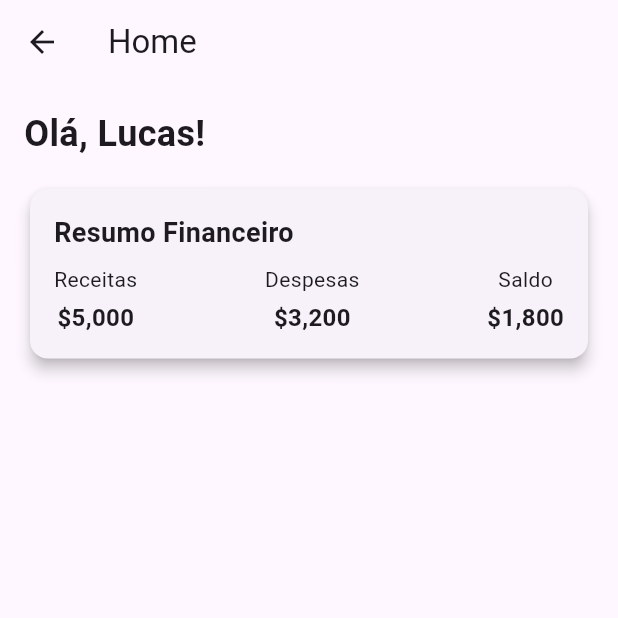
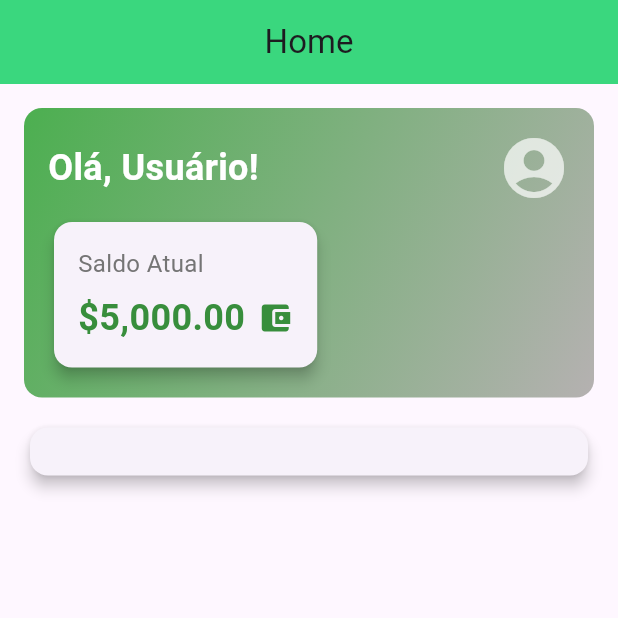
Before and after one commit to Lfelix05/kashsense, a Flutter app: the SummaryScreen screen opened directly, on a phone screen of 412 x 824 dp, the top half of it. Run offline on Flutter 3.47's test engine with Material 3 defaults, Android fonts, the phone set to English and light mode, and no system bars.

Commit message:
Ajuste de imports e redesign da interface do app.
Ajuste do caminho de importação no main.dart (view/home.dart -> ../view/home.dart). Atualização das AppBars nas telas de configurações, resumo e transações: títulos centralizados, definição de cores de fundo distintas e desativação do botão de voltar automático. Redesign do cabeçalho da tela Summary para um container com gradiente de largura total, incluindo saudação, ícone de conta e cartão de saldo; substituição do detalhamento financeiro anterior por um container temporário (placeholder). Redesign da tela de Transaction com um cabeçalho em gradiente exibindo 'Minhas Transações' e um cartão de resumo de despesas totais, removendo as ListTiles individuais anteriores. Estas mudanças são focadas em UI; revisar o conteúdo removido/temporário caso os detalhes originais precisem ser restaurados.

```diff
--- a/lib/main.dart
+++ b/lib/main.dart
@@ -1,6 +1,6 @@
 import 'package:flutter/material.dart';
 
-import 'view/home.dart';
+import '../view/home.dart';
 
 void main() {
   runApp(const MainApp());
--- a/lib/widgets/summary_screen.dart
+++ b/lib/widgets/summary_screen.dart
@@ -11,16 +11,98 @@ class _SummaryScreenState extends State<SummaryScreen> {
   @override
   Widget build(BuildContext context) {
     return Scaffold(
-      appBar: AppBar(title: const Text('Home')),
+      appBar: AppBar(
+        title: const Text('Home'),
+        centerTitle: true,
+        backgroundColor: const Color.fromARGB(255, 58, 215, 126),
+        automaticallyImplyLeading: false,
+      ),
       body: SingleChildScrollView(
         child: Padding(
           padding: const EdgeInsets.all(16.0),
           child: Column(
             crossAxisAlignment: CrossAxisAlignment.start,
             children: [
-              Text(
-                'Olá, Lucas!',
-                style: TextStyle(fontSize: 24, fontWeight: FontWeight.bold),
+              Container(
+                width: double.infinity,
+                padding: const EdgeInsets.all(16.0),
+                decoration: BoxDecoration(
+                  borderRadius: BorderRadius.circular(12),
+                  gradient: LinearGradient(
+                    colors: [
+                      Colors.green,
+                      const Color.fromARGB(255, 181, 177, 177),
+                    ],
+                    begin: Alignment.topLeft,
+                    end: Alignment.bottomRight,
+                  ),
+                ),
+                child: Column(
+                  crossAxisAlignment: CrossAxisAlignment.start,
+                  children: [
+                    Row(
+                      mainAxisAlignment: MainAxisAlignment.spaceBetween,
+                      children: [
+                        Text(
+                          'Olá, Usuário!',
+                          style: TextStyle(
+                            fontSize: 24,
+                            fontWeight: FontWeight.bold,
+                            color: Colors.white,
+                          ),
+                        ),
+                        Icon(
+                          Icons.account_circle,
+                          size: 48,
+                          color: Colors.white70,
+                        ),
+                      ],
+                    ),
+
+                    SizedBox(height: 8),
+                    Card(
+                      elevation: 4,
+                      shape: RoundedRectangleBorder(
+                        borderRadius: BorderRadius.circular(12),
+                      ),
+                      child: Padding(
+                        padding: const EdgeInsets.all(16.0),
+                        child: Column(
+                          crossAxisAlignment: CrossAxisAlignment.start,
+                          children: [
+                            Text(
+                              'Saldo Atual',
+                              style: TextStyle(
+                                fontSize: 16,
+                                color: Colors.grey[600],
+                              ),
+                            ),
+                            SizedBox(height: 8),
+                            Row(
+                              mainAxisAlignment: MainAxisAlignment.start,
+                              mainAxisSize: MainAxisSize.min,
+                              children: [
+                                Text(
+                                  '\$5,000.00',
+                                  style: TextStyle(
+                                    fontSize: 24,
+                                    fontWeight: FontWeight.bold,
+                                    color: Colors.green[700],
+                                  ),
+                                ),
+                                SizedBox(width: 8),
+                                Icon(
+                                  Icons.account_balance_wallet,
+                                  color: Colors.green[700],
+                                ),
+                              ],
+                            ),
+                          ],
+                        ),
+                      ),
+                    ),
+                  ],
+                ),
               ),
               SizedBox(height: 16),
               Card(
@@ -32,60 +114,7 @@ class _SummaryScreenState extends State<SummaryScreen> {
                   padding: const EdgeInsets.all(16.0),
                   child: Column(
                     crossAxisAlignment: CrossAxisAlignment.start,
-                    children: [
-                      Text(
-                        'Resumo Financeiro',
-                        style: TextStyle(
-                          fontSize: 18,
-                          fontWeight: FontWeight.bold,
-                        ),
-                      ),
-                      SizedBox(height: 8),
-                      Row(
-                        mainAxisAlignment: MainAxisAlignment.spaceBetween,
-                        children: [
-                          Column(
-                            children: [
-                              Text('Receitas'),
-                              SizedBox(height: 4),
-                              Text(
-                                '\$5,000',
-                                style: TextStyle(
-                                  fontSize: 16,
-                                  fontWeight: FontWeight.bold,
-                                ),
-                              ),
-                            ],
-                          ),
-                          Column(
-                            children: [
-                              Text('Despesas'),
-                              SizedBox(height: 4),
-                              Text(
-                                '\$3,200',
-                                style: TextStyle(
-                                  fontSize: 16,
-                                  fontWeight: FontWeight.bold,
-                                ),
-                              ),
-                            ],
-                          ),
-                          Column(
-                            children: [
-                              Text('Saldo'),
-                              SizedBox(height: 4),
-                              Text(
-                                '\$1,800',
-                                style: TextStyle(
-                                  fontSize: 16,
-                                  fontWeight: FontWeight.bold,
-                                ),
-                              ),
-                            ],
-                          ),
-                        ],
-                      ),
-                    ],
+                    children: [Container()],
                   ),
                 ),
               ),
```
Also changed, not shown: lib/widgets/settings_screen.dart (+6 -1 lines), lib/widgets/transaction_screen.dart (+45 -29 lines).
